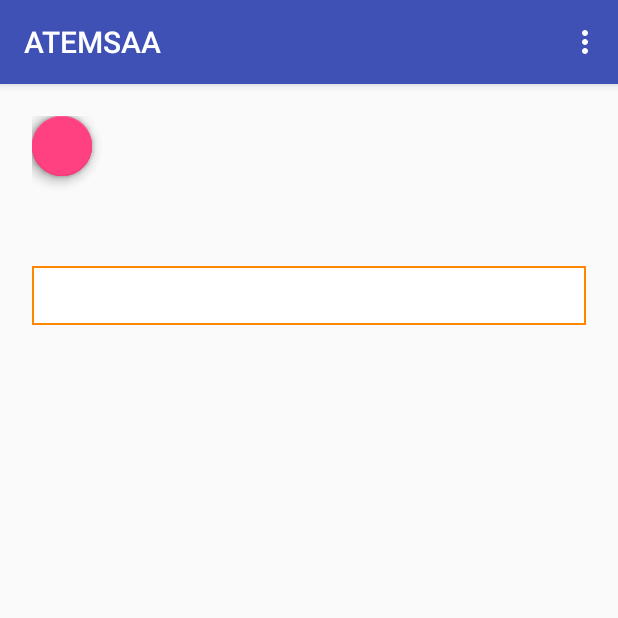
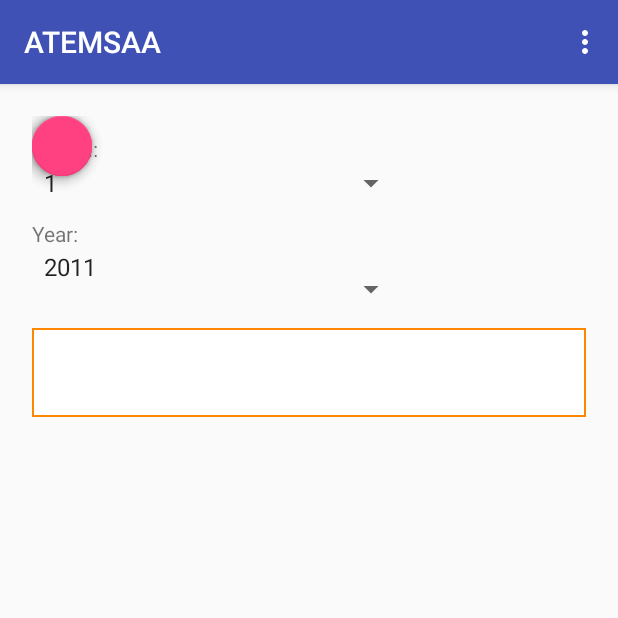
Before and after one commit to alexaw/ATEMSAA, an Android app: the fragment ReportsFragment placed in its activity, on a phone screen of 412 x 824 dp, the top half of it. Run offline under Robolectric (Android 15) with nearby library versions, the phone set to English and light mode, and no system bars; libraries missing offline, so code that uses them is left out: com.getbase.floatingactionbutton; plain views replace FloatingActionButton, FloatingActionsMenu; network calls fail; 7 statements that could not run were skipped.

Commit message:
se crea spinner en reports para reporte especifico

```diff
--- a/app/src/main/java/com/example/yogis/atemsaa_fragments/MainActivity.java
+++ b/app/src/main/java/com/example/yogis/atemsaa_fragments/MainActivity.java
@@ -509,7 +509,6 @@ public class MainActivity extends AppCompatActivity implements OnChangeFragment,
             case USERS :
                 putFragment(newUser, fragment);
                 band = 1;
-                showMenuSearch();
                 break;
             case SETTINGS :
                 putFragment(newSettings, fragment);
--- a/app/src/main/java/com/example/yogis/atemsaa_fragments/fragments/ReportsFragment.java
+++ b/app/src/main/java/com/example/yogis/atemsaa_fragments/fragments/ReportsFragment.java
@@ -8,6 +8,10 @@ import android.util.Log;
 import android.view.LayoutInflater;
 import android.view.View;
 import android.view.ViewGroup;
+import android.widget.AdapterView;
+import android.widget.ArrayAdapter;
+import android.widget.Button;
+import android.widget.Spinner;
 import android.widget.TextView;
 import android.widget.Toast;
 
@@ -17,6 +21,8 @@ import com.example.yogis.atemsaa_fragments.R;
 import com.getbase.floatingactionbutton.FloatingActionButton;
 import com.getbase.floatingactionbutton.FloatingActionsMenu;
 
+import java.util.ArrayList;
+
 /**
  * A simple {@link Fragment} subclass.
  */
@@ -25,11 +31,14 @@ public class ReportsFragment extends Fragment implements View.OnClickListener {
     FloatingActionsMenu flMore;
     FloatingActionButton flParcial, flList, flOpc;
 
-    TextView tvRtaNewReports;
+    TextView tvRtaReports;
+    Spinner monthReports, yearReports;
+    ArrayList listMonth, listYear;
+    String monthSpinnerReports, yearSpinnerReports;
     String buff = "";
 
+    MainActivity activity;
     OnChangeFragment changeFragment;
-    MainActivity activity;
 
     public ReportsFragment() {
         // Required empty public constructor
@@ -47,24 +56,90 @@ public class ReportsFragment extends Fragment implements View.OnClickListener {
     public View onCreateView(LayoutInflater inflater, ViewGroup container,
                              Bundle savedInstanceState) {
         // Inflate the layout for this fragment
-        View vistaReport = inflater.inflate(R.layout.fragment_reports, container, false);
+        View vistaReports = inflater.inflate(R.layout.fragment_reports, container, false);
 
         //textView donde se muestra las respuesta de las consultas
-        tvRtaNewReports=(TextView)vistaReport.findViewById(R.id.txt_view_rta_newreports);
-        tvRtaNewReports.setText("");
+        tvRtaReports=(TextView)vistaReports.findViewById(R.id.txt_view_rta_reports);
+        tvRtaReports.setText("");
 
 
-        flMore = (FloatingActionsMenu) vistaReport.findViewById(R.id.fl_more);
+        flMore = (FloatingActionsMenu) vistaReports.findViewById(R.id.fl_more);
 
-        flList = (FloatingActionButton) vistaReport.findViewById(R.id.fl_list);
-        flParcial = (FloatingActionButton) vistaReport.findViewById(R.id.fl_parcial);
-        flOpc = (FloatingActionButton) vistaReport.findViewById(R.id.fl_opc);
+        flList = (FloatingActionButton) vistaReports.findViewById(R.id.fl_list);
+        flParcial = (FloatingActionButton) vistaReports.findViewById(R.id.fl_parcial);
+        flOpc = (FloatingActionButton) vistaReports.findViewById(R.id.fl_opc);
 
         flList.setOnClickListener(this);
         flParcial.setOnClickListener(this);
         flOpc.setOnClickListener(this);
 
-        return vistaReport;
+        //Spinner Mes
+        monthReports = (Spinner) vistaReports.findViewById(R.id.month_rtc_spinner);
+
+        listMonth = new ArrayList<String>();
+        listMonth.add("1");
+        listMonth.add("2");
+        listMonth.add("3");
+        listMonth.add("4");
+        listMonth.add("5");
+        listMonth.add("6");
+        listMonth.add("7");
+        listMonth.add("8");
+        listMonth.add("9");
+        listMonth.add("10");
+        listMonth.add("11");
+        listMonth.add("12");
+        ArrayAdapter<String> adaptador2 = new ArrayAdapter<String>(this.getActivity(), android.R.layout.simple_spinner_item, listMonth);
+        adaptador2.setDropDownViewResource(android.R.layout.simple_spinner_dropdown_item);
+        monthReports.setAdapter(adaptador2);
+
+        //Spinner Año
+        yearReports = (Spinner) vistaReports.findViewById(R.id.year_rtc_spinner);
+
+        listYear = new ArrayList<String>();
+        listYear.add("2011");
+        listYear.add("2012");
+        listYear.add("2013");
+        listYear.add("2014");
+        listYear.add("2015");
+        listYear.add("2016");
+        listYear.add("2017");
+        listYear.add("2018");
+        listYear.add("2019");
+        listYear.add("2020");
+        ArrayAdapter<String> adaptador3 = new ArrayAdapter<String>(this.getActivity(), android.R.layout.simple_spinner_item, listYear);
+        adaptador3.setDropDownViewResource(android.R.layout.simple_spinner_dropdown_item);
+        yearReports.setAdapter(adaptador3);
+
+        monthReports.setOnItemSelectedListener(new AdapterView.OnItemSelectedListener() {
+            @Override
+            public void onItemSelected(AdapterView<?> arg0, View arg1, int arg2, long arg3) {
+                //Toast.makeText(arg0.getContext(), "Seleccionado: " + arg0.getItemAtPosition(arg2).toString(), Toast.LENGTH_SHORT).show();
+
+                monthSpinnerReports = arg0.getItemAtPosition(arg2).toString();
+            }
+
+            @Override
+            public void onNothingSelected(AdapterView<?> arg0) {
+            }
+        });
+
+        yearReports.setOnItemSelectedListener(new AdapterView.OnItemSelectedListener() {
+            @Override
+            public void onItemSelected(AdapterView<?> arg0, View arg1, int arg2, long arg3) {
+                //Toast.makeText(arg0.getContext(), "Seleccionado: " + arg0.getItemAtPosition(arg2).toString(), Toast.LENGTH_SHORT).show();
+
+                yearSpinnerReports = arg0.getItemAtPosition(arg2).toString();
+            }
+
+            @Override
+            public void onNothingSelected(AdapterView<?> arg0) {
+            }
+        });
+
+
+
+        return vistaReports;
     }
 
     @Override
@@ -85,7 +160,7 @@ public class ReportsFragment extends Fragment implements View.OnClickListener {
             frame2Send[5] = 0x02;
             frame2Send[6] = calcularCRC(frame2Send);
 
-            tvRtaNewReports.setText("");
+            tvRtaReports.setText("");
             buff="";
 
             sendMessage(frame2Send);
@@ -105,7 +180,7 @@ public class ReportsFragment extends Fragment implements View.OnClickListener {
                 frame2Send[5] = 0x02;
                 frame2Send[6] = calcularCRC(frame2Send);
 
-                tvRtaNewReports.setText("");
+                tvRtaReports.setText("");
                 buff="";
 
                 sendMessage(frame2Send);
@@ -113,10 +188,50 @@ public class ReportsFragment extends Fragment implements View.OnClickListener {
 
             case R.id.fl_opc:
                 flMore.collapse();
-                break;
+
+                //Capturo el valor del spinner 'mes'
+                int monthSpinnerInt = Integer.parseInt(monthSpinnerReports);
+                String month = Integer.toHexString(monthSpinnerInt);
+                if (month.length() == 1) {
+                    month = "0" + month;
+                }
+                byte[] monthBytes = hexStringToByteArray(month);
+
+                //Capturo el valor del spinner 'año'
+                int yearSpinnerInt = Integer.parseInt(yearSpinnerReports);
+                String year = Integer.toHexString(yearSpinnerInt);
+                if (year.length() == 1) {
+                    year = "0" + year;
+                }
+                byte[] yearBytes = hexStringToByteArray(year);
+
+                frame2Send = new byte[9];
+
+                frame2Send[0] = 0x24;// $
+                frame2Send[1] = 0x40;// @
+                frame2Send[2] = 0x09;// length
+                frame2Send[3] = 0x03;// Tipo
+                frame2Send[4] = 0x01;// Supioniendo 1 como origen PC
+                frame2Send[5] = 0x02;// Suponiendo 2 como destino PLC
+                frame2Send[6] = monthBytes[0];
+                frame2Send[7] = yearBytes[0];
+                frame2Send[8] = calcularCRC(frame2Send);
+
+            break;
 
         }
     }
+
+    public static byte[] hexStringToByteArray(String s) {
+        int len = s.length();
+        byte[] data = new byte[len / 2];
+        for (int i = 0; i < len; i += 2) {
+            data[i / 2] = (byte) ((Character.digit(s.charAt(i), 16) << 4)
+                    + Character.digit(s.charAt(i + 1), 16));
+        }
+        return data;
+    }
+
     private byte calcularCRC(byte[] frame2send) {
         Byte CRC = (byte) (frame2send[2]);
         for (int i = 3; i <= frame2send.length - 1; i++) {
@@ -142,6 +257,6 @@ public class ReportsFragment extends Fragment implements View.OnClickListener {
     }
 
     public void setMsg(String msg){
-        tvRtaNewReports.setText(msg);
+        tvRtaReports.setText(msg);
     }
 }
--- a/app/src/main/res/layout/fragment_reports.xml
+++ b/app/src/main/res/layout/fragment_reports.xml
@@ -6,17 +6,50 @@
     android:padding="5dp"
     tools:context="com.example.yogis.atemsaa_fragments.fragments.ReportsFragment">
 
+    <LinearLayout
+        android:layout_width="match_parent"
+        android:layout_height="match_parent"
+        android:orientation="vertical">
+    <TextView
+        android:id="@+id/txt_rtc_month"
+        android:layout_width="match_parent"
+        android:layout_height="wrap_content"
+        android:text="Month:"
+        android:layout_marginBottom="1dp"
+        android:paddingTop="12dp"
+        />
+
+    <Spinner
+        android:id="@+id/month_rtc_spinner"
+        android:layout_width="250dp"
+        android:layout_height="wrap_content"
+        />
 
     <TextView
-        android:id="@+id/txt_view_rta_newreports"
+        android:id="@+id/txt_rtc_year"
+        android:layout_width="match_parent"
+        android:layout_height="wrap_content"
+        android:text="Year:"
+        android:layout_marginBottom="1dp"
+        android:paddingTop="12dp"
+        />
+
+    <Spinner
+        android:id="@+id/year_rtc_spinner"
+        android:layout_width="250dp"
+        android:layout_height="wrap_content"
+        android:paddingBottom="30dp"
+        />
+
+    <TextView
+        android:id="@+id/txt_view_rta_reports"
         android:layout_width="match_parent"
         android:layout_height="wrap_content"
         android:text=""
-        android:layout_marginTop="100dp"
         android:background="@drawable/rentangle_orange"
-        android:padding="10dp"
+        android:padding="20dp"
         />
-
+    </LinearLayout>
 
 
     <com.getbase.floatingactionbutton.FloatingActionsMenu
@@ -52,7 +85,7 @@
             android:layout_width="wrap_content"
             android:layout_height="wrap_content"
             fab:fab_colorNormal="@color/colorOrange"
-            fab:fab_title="Reporte parcial"
+            fab:fab_title="Reporte EEPROM"
             fab:fab_colorPressed="@color/colorOrangePressed"
             fab:fabSize="mini"
             fab:fab_icon="@mipmap/ic_test"
@@ -64,7 +97,7 @@
             android:layout_height="wrap_content"
             fab:fab_colorNormal="@color/colorOrange"
             fab:fabSize="mini"
-            fab:fab_title="Opciones"
+            fab:fab_title="Reporte especifico"
             fab:fab_colorPressed="@color/colorOrangePressed"
             fab:fab_icon="@mipmap/ic_opc"
             />
```
